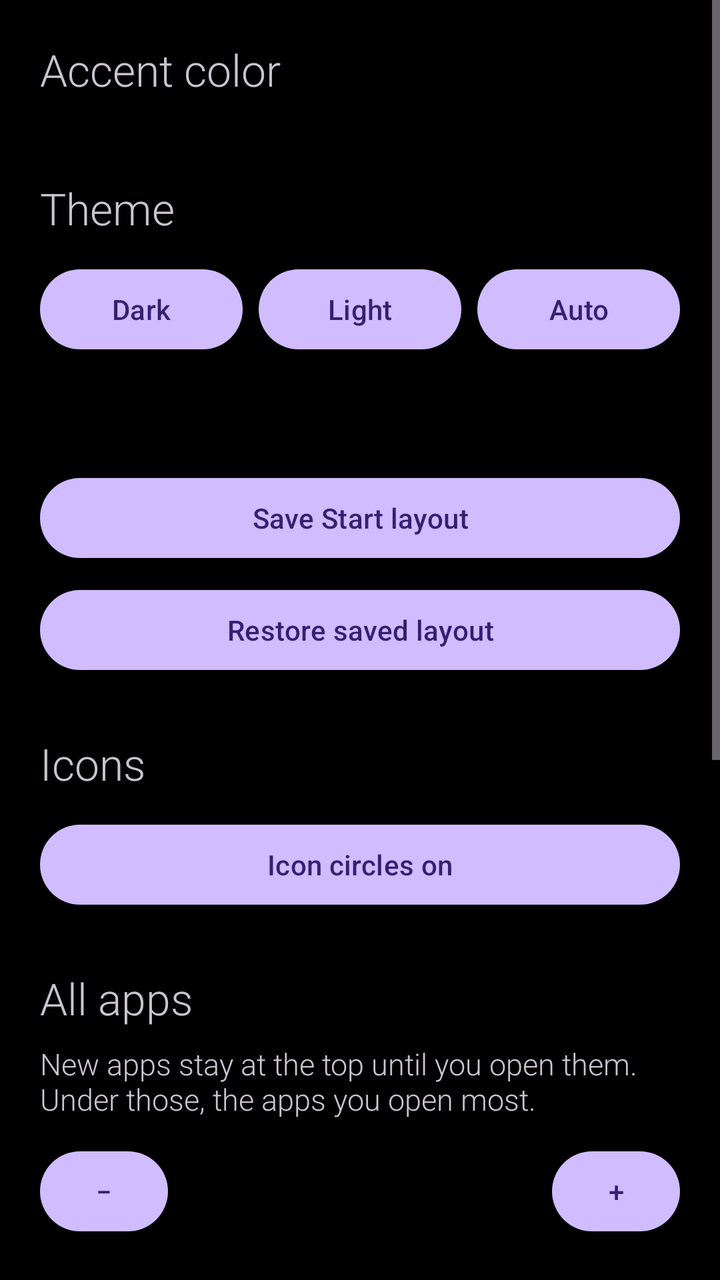
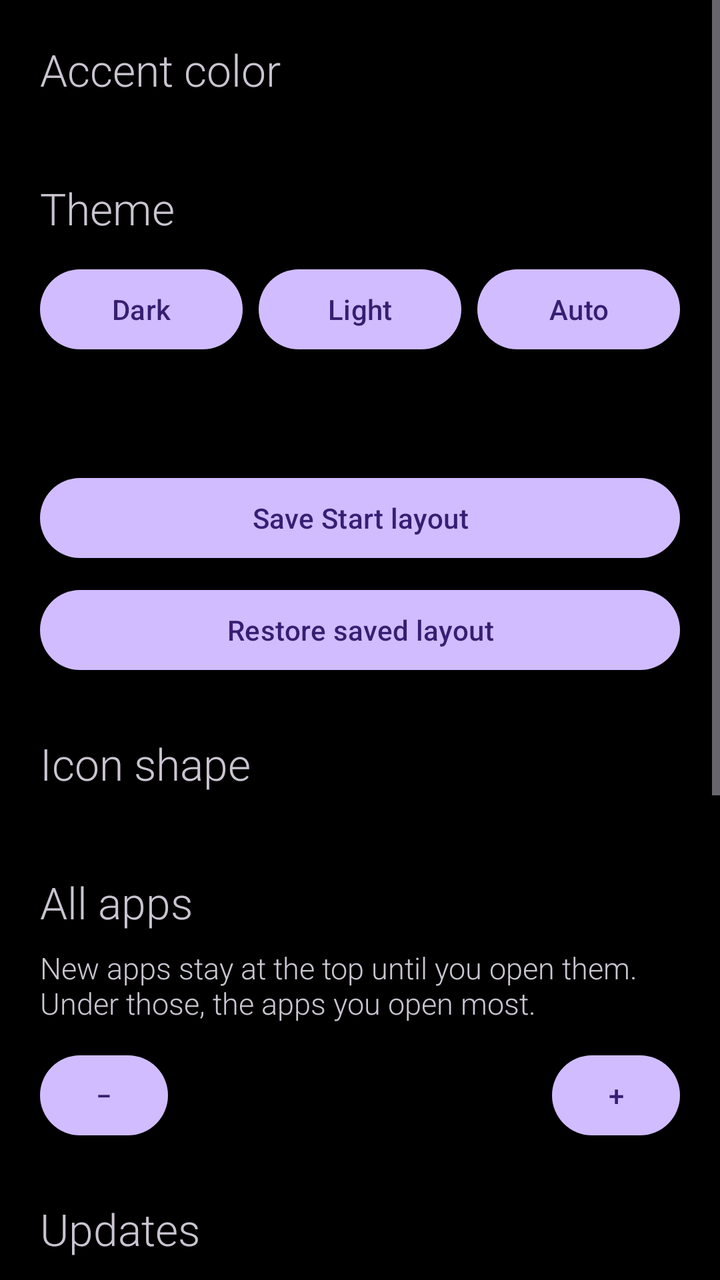

Compare the two renders of this Android layout. The source of the first and the diff that turns it into the second are given below.
<!-- AndroidManifest.xml: application theme Theme.Win10.Dark -->
<!-- res/layout/activity_settings.xml -->
<?xml version="1.0" encoding="utf-8"?>
<ScrollView xmlns:android="http://schemas.android.com/apk/res/android"
    android:layout_width="match_parent"
    android:layout_height="match_parent">

    <LinearLayout
        android:id="@+id/root"
        android:layout_width="match_parent"
        android:layout_height="wrap_content"
        android:orientation="vertical"
        android:padding="20dp">

        <TextView
            android:id="@+id/accentTitle"
            android:layout_width="wrap_content"
            android:layout_height="wrap_content"
            android:fontFamily="sans-serif-light"
            android:text="Accent color"
            android:textSize="22sp" />

        <androidx.recyclerview.widget.RecyclerView
            android:id="@+id/accentGrid"
            android:layout_width="match_parent"
            android:layout_height="wrap_content"
            android:layout_marginTop="12dp"
            android:nestedScrollingEnabled="false" />

        <TextView
            android:id="@+id/themeTitle"
            android:layout_width="wrap_content"
            android:layout_height="wrap_content"
            android:layout_marginTop="28dp"
            android:fontFamily="sans-serif-light"
            android:text="Theme"
            android:textSize="22sp" />

        <LinearLayout
            android:layout_width="match_parent"
            android:layout_height="wrap_content"
            android:layout_marginTop="12dp"
            android:orientation="horizontal">

            <Button
                android:id="@+id/darkBtn"
                android:layout_width="0dp"
                android:layout_height="48dp"
                android:layout_weight="1"
                android:text="Dark" />

            <Button
                android:id="@+id/lightBtn"
                android:layout_width="0dp"
                android:layout_height="48dp"
                android:layout_weight="1"
                android:layout_marginStart="8dp"
                android:text="Light" />

            <Button
                android:id="@+id/sunBtn"
                android:layout_width="0dp"
                android:layout_height="48dp"
                android:layout_weight="1"
                android:layout_marginStart="8dp"
                android:text="Auto" />
        </LinearLayout>

        <TextView
            android:id="@+id/themeStatus"
            android:layout_width="match_parent"
            android:layout_height="wrap_content"
            android:layout_marginTop="8dp"
            android:fontFamily="sans-serif-light"
            android:textSize="15sp" />

        <Button
            android:id="@+id/saveBtn"
            android:layout_width="match_parent"
            android:layout_height="48dp"
            android:layout_marginTop="28dp"
            android:text="Save Start layout" />

        <Button
            android:id="@+id/restoreBtn"
            android:layout_width="match_parent"
            android:layout_height="48dp"
            android:layout_marginTop="8dp"
            android:text="Restore saved layout" />

        <TextView
            android:id="@+id/iconTitle"
            android:layout_width="wrap_content"
            android:layout_height="wrap_content"
            android:layout_marginTop="28dp"
            android:fontFamily="sans-serif-light"
            android:text="Icons"
            android:textSize="22sp" />

        <Button
            android:id="@+id/iconPlateBtn"
            android:layout_width="match_parent"
            android:layout_height="48dp"
            android:layout_marginTop="12dp"
            android:text="Icon circles on" />

        <TextView
            android:id="@+id/topTitle"
            android:layout_width="wrap_content"
            android:layout_height="wrap_content"
            android:layout_marginTop="28dp"
            android:fontFamily="sans-serif-light"
            android:text="All apps"
            android:textSize="22sp" />

        <TextView
            android:id="@+id/topBlurb"
            android:layout_width="match_parent"
            android:layout_height="wrap_content"
            android:layout_marginTop="8dp"
            android:fontFamily="sans-serif-light"
            android:text="New apps stay at the top until you open them. Under those, the apps you open most."
            android:textSize="15sp" />

        <LinearLayout
            android:layout_width="match_parent"
            android:layout_height="wrap_content"
            android:layout_marginTop="12dp"
            android:gravity="center_vertical"
            android:orientation="horizontal">

            <Button
                android:id="@+id/topMinus"
                android:layout_width="64dp"
                android:layout_height="48dp"
                android:text="−" />

            <TextView
                android:id="@+id/topCount"
                android:layout_width="0dp"
                android:layout_height="wrap_content"
                android:layout_weight="1"
                android:fontFamily="sans-serif-light"
                android:gravity="center"
                android:textSize="18sp" />

            <Button
                android:id="@+id/topPlus"
                android:layout_width="64dp"
                android:layout_height="48dp"
                android:text="+" />
        </LinearLayout>

        <TextView
            android:id="@+id/updateTitle"
            android:layout_width="wrap_content"
            android:layout_height="wrap_content"
            android:layout_marginTop="28dp"
            android:fontFamily="sans-serif-light"
            android:text="Updates"
            android:textSize="22sp" />

        <TextView
            android:id="@+id/updateStatus"
            android:layout_width="match_parent"
            android:layout_height="wrap_content"
            android:layout_marginTop="8dp"
            android:fontFamily="sans-serif-light"
            android:text="Checking for updates…"
            android:textSize="15sp" />

        <Button
            android:id="@+id/updateBtn"
            android:layout_width="match_parent"
            android:layout_height="48dp"
            android:layout_marginTop="12dp"
            android:text="Check for updates" />

        <TextView
            android:id="@+id/supportTitle"
            android:layout_width="wrap_content"
            android:layout_height="wrap_content"
            android:layout_marginTop="28dp"
            android:fontFamily="sans-serif-light"
            android:text="Support"
            android:textSize="22sp" />

        <TextView
            android:id="@+id/supportBlurb"
            android:layout_width="match_parent"
            android:layout_height="wrap_content"
            android:layout_marginTop="8dp"
            android:fontFamily="sans-serif-light"
            android:text="If a tile or the turn breaks on another device, send a report. It includes the device, Android version, and the last crash."
            android:textSize="15sp" />

        <Button
            android:id="@+id/diagBtn"
            android:layout_width="match_parent"
            android:layout_height="48dp"
            android:layout_marginTop="12dp"
            android:text="View diagnostics" />

        <Button
            android:id="@+id/reportBtn"
            android:layout_width="match_parent"
            android:layout_height="48dp"
            android:layout_marginTop="8dp"
            android:text="Send report" />

        <Button
            android:id="@+id/coffeeBtn"
            android:layout_width="match_parent"
            android:layout_height="48dp"
            android:layout_marginTop="8dp"
            android:text="Buy me a coffee" />
    </LinearLayout>
</ScrollView>
<!-- resources referenced by this layout -->
<resources>
  <style name="Theme.Win10.Dark" parent="Theme.Material3.Dark.NoActionBar">
          <item name="android:windowBackground">@color/wp_black</item>
          <item name="android:statusBarColor">@color/wp_black</item>
          <item name="android:navigationBarColor">@color/wp_black</item>
          <item name="android:windowAnimationStyle">@style/Anim.Instant</item>
          <item name="android:windowDisablePreview">true</item>
      </style>
  <color name="wp_black">#FF000000</color>
  <style name="Anim.Instant" parent="@android:style/Animation">
          <item name="android:windowEnterAnimation">@anim/none</item>
          <item name="android:windowExitAnimation">@anim/none</item>
          <item name="android:activityOpenEnterAnimation">@anim/none</item>
          <item name="android:activityOpenExitAnimation">@anim/none</item>
          <item name="android:activityCloseEnterAnimation">@anim/none</item>
          <item name="android:activityCloseExitAnimation">@anim/none</item>
      </style>
</resources>

<!-- the commit's change to res/layout/activity_settings.xml (unified diff, before → after) -->
@@ -92,15 +92,21 @@
             android:layout_height="wrap_content"
             android:layout_marginTop="28dp"
             android:fontFamily="sans-serif-light"
-            android:text="Icons"
-            android:textSize="22sp" />
-
-        <Button
-            android:id="@+id/iconPlateBtn"
-            android:layout_width="match_parent"
-            android:layout_height="48dp"
-            android:layout_marginTop="12dp"
-            android:text="Icon circles on" />
+            android:text="Icon shape"
+            android:textSize="22sp" />
+
+        <HorizontalScrollView
+            android:layout_width="match_parent"
+            android:layout_height="wrap_content"
+            android:layout_marginTop="12dp"
+            android:scrollbars="none">
+
+            <LinearLayout
+                android:id="@+id/iconShapes"
+                android:layout_width="wrap_content"
+                android:layout_height="wrap_content"
+                android:orientation="horizontal" />
+        </HorizontalScrollView>
 
         <TextView
             android:id="@+id/topTitle"
